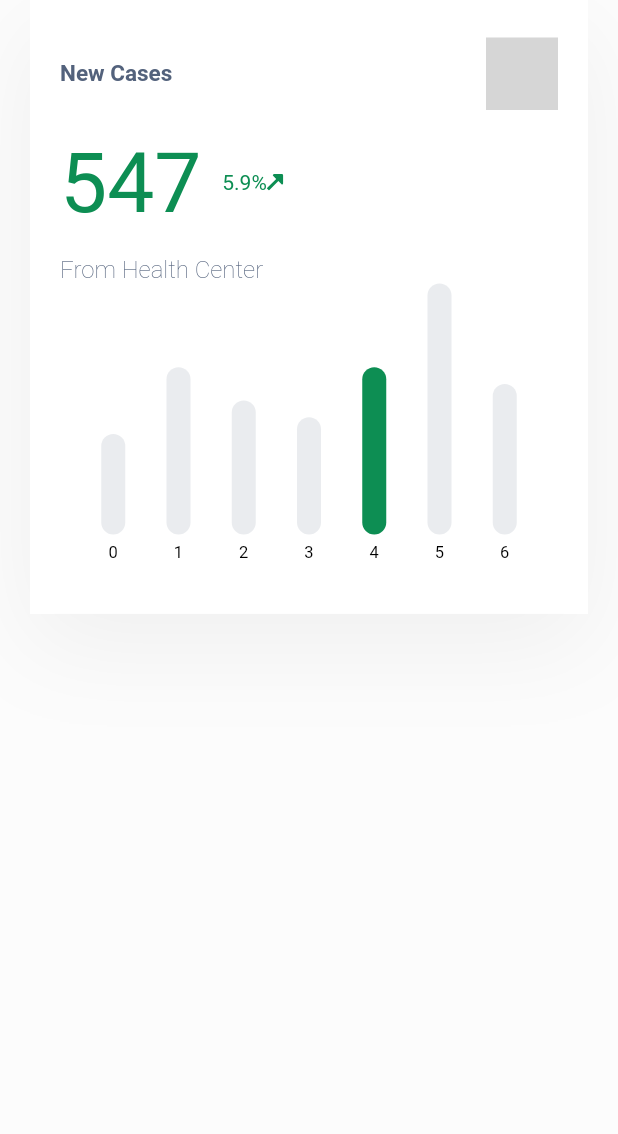
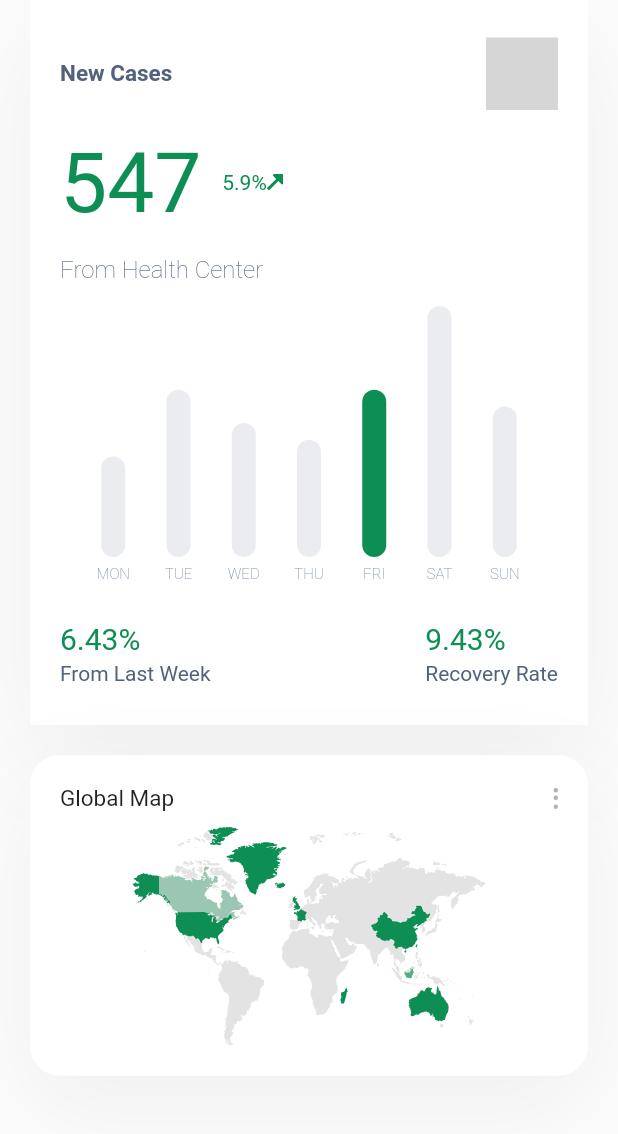
Before and after one commit to naulyvirya/mobile, a Flutter app: the DetailsScreen screen opened directly, on a phone screen of 412 x 824 dp, the part 84-1218 px from its top. Run offline on Flutter 3.47's test engine with Material 2 defaults, Android fonts, the phone set to English and light mode, and no system bars; drawn by our look-alikes of fl_chart; our stand-ins replace flutter_svg; grey boxes are pictures that could not be loaded.

Commit message:
UI COVID-19 APP DONE

```diff
--- a/lib/screens/details_screen.dart
+++ b/lib/screens/details_screen.dart
@@ -39,12 +39,83 @@ class DetailsScreen extends StatelessWidget {
                       fontSize: 16,
                     ),
                   ),
+                  SizedBox(height: 15),
                   WeeklyChart(),
+                  SizedBox(height: 15),
+                  Row(
+                    mainAxisAlignment: MainAxisAlignment.spaceBetween,
+                    children: <Widget>[
+                      buildInfoTextWithPercentage(
+                        percentage: "6.43",
+                        title: "From Last Week",
+                      ),
+                      buildInfoTextWithPercentage(
+                        percentage: "9.43",
+                        title: "Recovery Rate",
+                      ),
+                    ],
+                  )
                 ],
               ),
-            )
+            ),
+            SizedBox(height: 20),
+            Container(
+              padding: EdgeInsets.all(20),
+              decoration: BoxDecoration(
+                color: Colors.white,
+                borderRadius: BorderRadius.circular(20),
+                boxShadow: [
+                  BoxShadow(
+                    offset: Offset(0, 21),
+                    blurRadius: 54,
+                    color: Colors.black.withOpacity(0.05),
+                  ),
+                ],
+              ),
+              child: Column(
+                children: <Widget>[
+                  Row(
+                    mainAxisAlignment: MainAxisAlignment.spaceBetween,
+                    children: <Widget>[
+                      Text(
+                        "Global Map",
+                        style: TextStyle(
+                          fontSize: 15,
+                        ),
+                      ),
+                      SvgPicture.asset("assets/icons/more.svg")
+                    ],
+                  ),
+                  SizedBox(height: 10),
+                  SvgPicture.asset("assets/icons/map.svg"),
+                ],
+              ),
+            ),
           ],
         ),
+      ),
+    );
+  }
+
+  RichText buildInfoTextWithPercentage({String title, String percentage}) {
+    return RichText(
+      text: TextSpan(
+        children: [
+          TextSpan(
+            text: "$percentage% \n",
+            style: TextStyle(
+              fontSize: 20,
+              color: kPrimaryColor,
+            ),
+          ),
+          TextSpan(
+            text: title,
+            style: TextStyle(
+              color: kTextMediumColor,
+              height: 1.5,
+            ),
+          )
+        ],
       ),
     );
   }
--- a/lib/widgets/weekly_chart.dart
+++ b/lib/widgets/weekly_chart.dart
@@ -17,6 +17,12 @@ class WeeklyChart extends StatelessWidget {
               ),
               bottomTitles: SideTitles(
                 showTitles: true,
+                getTitles: getWeek,
+                textStyle: TextStyle(
+                  color: Color(0xFF7589A2),
+                  fontSize: 10,
+                  fontWeight: FontWeight.w200,
+                ),
               )),
         ),
       ),
@@ -44,3 +50,24 @@ getBarGroups() {
       );
   return barChartGroups;
 }
+
+String getWeek(double value) {
+  switch (value.toInt()) {
+    case 0:
+      return 'MON';
+    case 1:
+      return 'TUE';
+    case 2:
+      return 'WED';
+    case 3:
+      return 'THU';
+    case 4:
+      return 'FRI';
+    case 5:
+      return 'SAT';
+    case 6:
+      return 'SUN';
+    default:
+      return '';
+  }
+}
```
